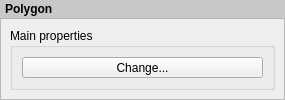
Before: the Qt Designer form src/ui/layout/qgslayoutpolygonwidgetbase.ui in qgis/QGIS, drawn with Qt 5.
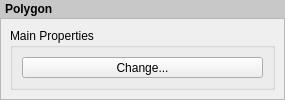
After: the same form once the commit is applied. Custom widgets are drawn as their Qt base class.

The edit to the form file:
```diff
--- a/src/ui/layout/qgslayoutpolygonwidgetbase.ui
+++ b/src/ui/layout/qgslayoutpolygonwidgetbase.ui
@@ -66,7 +66,7 @@
           <enum>Qt::StrongFocus</enum>
          </property>
          <property name="title">
-          <string>Main properties</string>
+          <string>Main Properties</string>
          </property>
          <property name="syncGroup" stdset="0">
           <string notr="true">composeritem</string>
```
